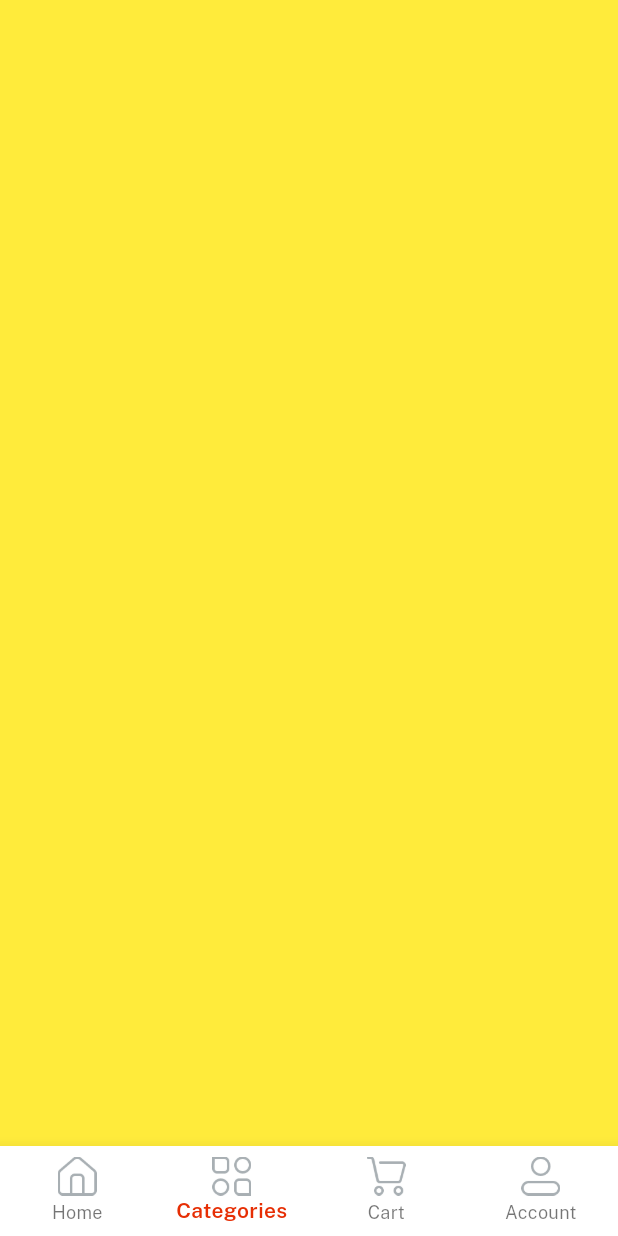
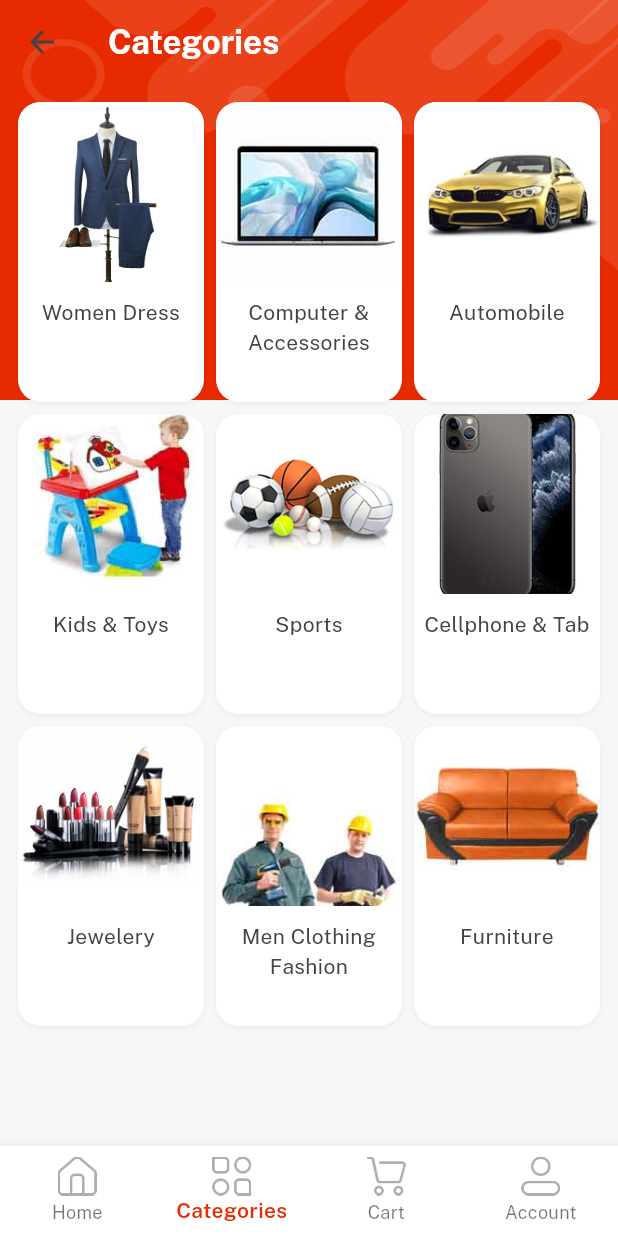
Before and after one commit to Clarzeyn/E-Market, a Flutter app: the Home screen opened directly, item 2 of the bottom bar chosen, on a phone screen of 412 x 824 dp. Run offline on Flutter 3.47's test engine with Material 3 defaults, Android fonts, the phone set to English and light mode, and no system bars; our stand-ins replace get, velocity_x.

Commit message:
:memo: category screen and detail item screen

```diff
--- a/lib/consts/lists.dart
+++ b/lib/consts/lists.dart
@@ -1,5 +1,4 @@
 import 'package:emart_app/consts/consts.dart';
-import 'package:emart_app/consts/images.dart';
 
 const sosialIconList = [icFacebookLogo, icGoogleLogo, icTwitterLogo];
 const slidderList = [imgSlider1, imgSlider2, imgSlider3, imgSlider4];
@@ -10,3 +9,27 @@ const featuredImages2 = [imgS4, imgS5, imgS6];
 
 const featuredTitles1 = [womenDress, girlsDress, girlsWatches];
 const featuredTitles2 = [boysGlasses, mobilePhone, tShirts];
+
+const categoriesList = [
+  womenDress,
+  compAccess,
+  automobile,
+  kidtoys,
+  sports,
+  cellphone,
+  jewelery,
+  menClothingFashion,
+  furniture
+];
+
+const categoryImages = [
+  imgFc1,
+  imgFc2,
+  imgFc3,
+  imgFc4,
+  imgFc5,
+  imgFc6,
+  imgFc7,
+  imgFc8,
+  imgFc9
+];
--- a/lib/consts/strings.dart
+++ b/lib/consts/strings.dart
@@ -31,12 +31,21 @@ const searchanything = "Search anything...",
     flashsale = "Flash sale",
     topSellers = "Top Sellers",
     brand = "Brand",
-    womenDress= "Women Dress",
+    womenDress = "Women Dress",
     girlsWatches = "Girls Watches",
     mobilePhone = "Mobile Phone",
     boysGlasses = "Boy Glasses",
     tShirts = "TShirts",
     girlsDress = "Girls Dress",
     featuredProduct = "Featured Product",
+    featuredCategories = "Featured Categories";
 
-    featuredCategories = "Featured Categories";
+const womenClothing = "Women Clothing",
+    menClothingFashion = "Men Clothing Fashion",
+    compAccess = "Computer & Accessories",
+    automobile = "Automobile",
+    kidtoys = "Kids & Toys",
+    sports = "Sports",
+    jewelery = "Jewelery",
+    cellphone = "Cellphone & Tab",
+    furniture = "Furniture";
--- a/lib/views/category_screen/category_screen.dart
+++ b/lib/views/category_screen/category_screen.dart
@@ -1,12 +1,56 @@
+import 'package:emart_app/consts/consts.dart';
+import 'package:emart_app/consts/lists.dart';
+import 'package:emart_app/views/category_screen/category_details.dart';
+import 'package:emart_app/views/widget_commons/bg_widget.dart';
 import 'package:flutter/material.dart';
+import 'package:get/get.dart';
+import 'package:get/get_core/src/get_main.dart';
 
 class CategoryScreen extends StatelessWidget {
   const CategoryScreen({super.key});
 
   @override
   Widget build(BuildContext context) {
-    return Container(
-      color: Colors.yellow,
-    );
+    return bgWidget(
+        child: Scaffold(
+      appBar: AppBar(
+        title: categories.text.fontFamily(bold).white.make(),
+      ),
+      body: Container(
+        padding: const EdgeInsets.all(12),
+        child: GridView.builder(
+          shrinkWrap: true,
+          itemCount: 9,
+          gridDelegate: const SliverGridDelegateWithFixedCrossAxisCount(
+              crossAxisCount: 3,
+              mainAxisSpacing: 8,
+              crossAxisSpacing: 8,
+              mainAxisExtent: 200),
+          itemBuilder: (context, index) {
+            return Column(
+              children: [
+                Image.asset(categoryImages[index],
+                    height: 120, width: 200, fit: BoxFit.cover),
+                10.heightBox,
+                categoriesList[index]
+                    .text
+                    .color(darkFontGrey)
+                    .align(TextAlign.center)
+                    .make(),
+              ],
+            )
+                .box
+                .white
+                .rounded
+                .clip(Clip.antiAlias)
+                .outerShadowSm
+                .make()
+                .onTap(() {
+              Get.to(() => CategoryDetails(title: categoriesList[index]));
+            });
+          },
+        ),
+      ),
+    ));
   }
 }
```
Also changed, not shown: lib/main.dart (+11 -4 lines), lib/views/category_screen/category_details.dart (added, +92 -0 lines), lib/views/category_screen/item_details.dart (added, +30 -0 lines).
